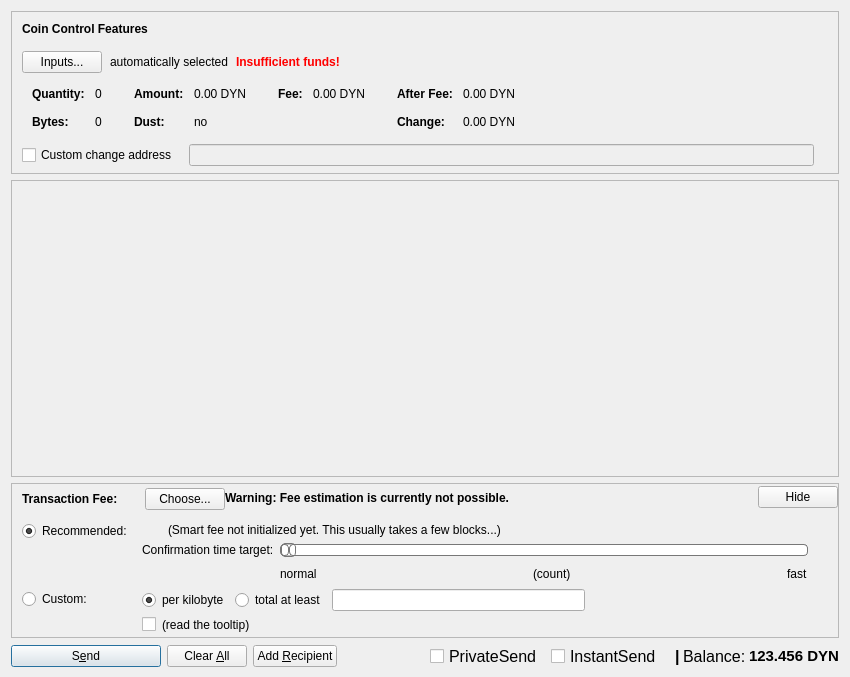
This is src/qt/forms/sendcoinsdialog.ui in duality-solutions/Dynamic as Qt 5 draws it before an edit. The edited form follows.
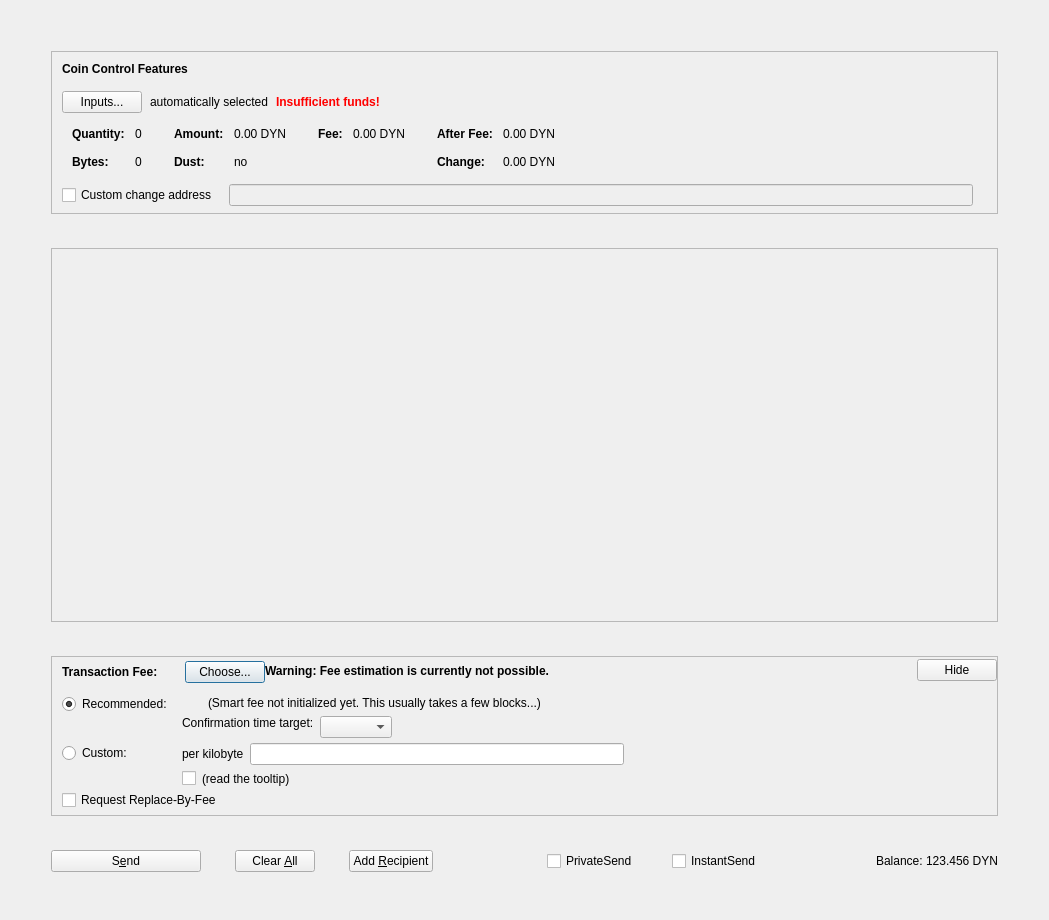
This is the edited form. Icons and pictures are not drawn. Custom widgets are drawn as their Qt base class.

```diff
--- a/src/qt/forms/sendcoinsdialog.ui
+++ b/src/qt/forms/sendcoinsdialog.ui
@@ -6,21 +6,38 @@
    <rect>
     <x>0</x>
     <y>0</y>
-    <width>850</width>
-    <height>677</height>
+    <width>1049</width>
+    <height>920</height>
    </rect>
   </property>
   <property name="windowTitle">
    <string>Send Coins</string>
   </property>
-  <layout class="QVBoxLayout" name="verticalLayout" stretch="0,1,0,0">
+  <layout class="QVBoxLayout" name="verticalLayout" stretch="0">
    <property name="bottomMargin">
     <number>8</number>
+   </property>
+   <item>
+    <layout class="QVBoxLayout" name="verticalLayout_3">
+     <property name="spacing">
+      <number>34</number>
+     </property>
+     <property name="leftMargin">
+      <number>40</number>
+     </property>
+     <property name="topMargin">
+      <number>40</number>
+     </property>
+     <property name="rightMargin">
+      <number>40</number>
+     </property>
+     <property name="bottomMargin">
+      <number>40</number>
    </property>
    <item>
     <widget class="QFrame" name="frameCoinControl">
      <property name="sizePolicy">
-      <sizepolicy hsizetype="Expanding" vsizetype="Expanding">
+        <sizepolicy hsizetype="Expanding" vsizetype="Fixed">
        <horstretch>0</horstretch>
        <verstretch>0</verstretch>
       </sizepolicy>
@@ -54,7 +71,7 @@
        <number>6</number>
       </property>
       <item>
-       <layout class="QVBoxLayout" name="verticalLayoutCoinControl" stretch="0,0,0,0,1">
+         <layout class="QVBoxLayout" name="verticalLayoutCoinControl" stretch="0,0,0,0,0">
         <property name="spacing">
          <number>0</number>
         </property>
@@ -587,11 +604,11 @@
        <rect>
         <x>0</x>
         <y>0</y>
-        <width>824</width>
-        <height>166</height>
-       </rect>
-      </property>
-      <layout class="QVBoxLayout" name="verticalLayout_2" stretch="0,1">
+          <width>949</width>
+          <height>285</height>
+         </rect>
+        </property>
+        <layout class="QVBoxLayout" name="verticalLayout_2" stretch="0,0">
        <property name="leftMargin">
         <number>0</number>
        </property>
@@ -619,7 +636,7 @@
          <property name="sizeHint" stdset="0">
           <size>
            <width>20</width>
-           <height>40</height>
+             <height>1000</height>
           </size>
          </property>
         </spacer>
@@ -631,7 +648,7 @@
    <item>
     <widget class="QFrame" name="frameFee">
      <property name="sizePolicy">
-      <sizepolicy hsizetype="Expanding" vsizetype="Expanding">
+        <sizepolicy hsizetype="Expanding" vsizetype="Fixed">
        <horstretch>0</horstretch>
        <verstretch>0</verstretch>
       </sizepolicy>
@@ -783,6 +800,9 @@
             <property name="orientation">
              <enum>Qt::Horizontal</enum>
             </property>
+              <property name="sizeType">
+               <enum>QSizePolicy::MinimumExpanding</enum>
+              </property>
             <property name="sizeHint" stdset="0">
              <size>
               <width>40</width>
@@ -843,32 +863,13 @@
                <item>
                 <layout class="QHBoxLayout" name="horizontalLayoutFee13">
                  <item>
-                  <widget class="QRadioButton" name="radioCustomPerKilobyte">
+                    <widget class="QLabel" name="labelCustomPerKilobyte">
                    <property name="toolTip">
                     <string>If the custom fee is set to 1000 satoshis and the transaction is only 250 bytes, then &quot;per kilobyte&quot; only pays 250 satoshis in fee,&lt;br /&gt;while &quot;at least&quot; pays 1000 satoshis. For transactions bigger than a kilobyte both pay by kilobyte.</string>
                    </property>
                    <property name="text">
                     <string>per kilobyte</string>
                    </property>
-                   <property name="checked">
-                    <bool>true</bool>
-                   </property>
-                   <attribute name="buttonGroup">
-                    <string notr="true">groupCustomFee</string>
-                   </attribute>
-                  </widget>
-                 </item>
-                 <item>
-                  <widget class="QRadioButton" name="radioCustomAtLeast">
-                   <property name="toolTip">
-                    <string>If the custom fee is set to 1000 satoshis and the transaction is only 250 bytes, then &quot;per kilobyte&quot; only pays 250 satoshis in fee,&lt;br /&gt;while &quot;total at least&quot; pays 1000 satoshis. For transactions bigger than a kilobyte both pay by kilobyte.</string>
-                   </property>
-                   <property name="text">
-                    <string>total at least</string>
-                   </property>
-                   <attribute name="buttonGroup">
-                    <string notr="true">groupCustomFee</string>
-                   </attribute>
                   </widget>
                  </item>
                  <item>
@@ -1078,102 +1079,15 @@
                     <number>30</number>
                    </property>
                    <item>
-                    <widget class="QSlider" name="sliderSmartFee">
-                     <property name="styleSheet">
-                      <string notr="true">QSlider::groove:horizontal {
-border: 1px solid #bbb;
-background: white;
-height: 10px;
-border-radius: 4px;
-}
-
-QSlider::sub-page:horizontal {
-background: qlineargradient(x1: 0, y1: 0,    x2: 0, y2: 1,
-    stop: 0 #66e, stop: 1 #bbf);
-background: qlineargradient(x1: 0, y1: 0.2, x2: 1, y2: 1,
-    stop: 0 #bbf, stop: 1 #520072);
-border: 1px solid #777;
-height: 10px;
-border-radius: 4px;
-}
-
-QSlider::add-page:horizontal {
-background: #fff;
-border: 1px solid #777;
-height: 10px;
-border-radius: 4px;
-}
-
-QSlider::handle:horizontal {
-background: qlineargradient(x1:0, y1:0, x2:1, y2:1,
-    stop:0 #eee, stop:1 #520072);
-border: 1px solid #777;
-width: 13px;
-margin-top: -2px;
-margin-bottom: -2px;
-border-radius: 4px;
-}
-
-QSlider::handle:horizontal:hover {
-background: qlineargradient(x1:0, y1:0, x2:1, y2:1,
-    stop:0 #fff, stop:1 #ddd);
-border: 1px solid #444;
-border-radius: 4px;
-}
-
-QSlider::sub-page:horizontal:disabled {
-background: #bbb;
-border-color: #999;
-}
-
-QSlider::add-page:horizontal:disabled {
-background: #eee;
-border-color: #999;
-}
-
-QSlider::handle:horizontal:disabled {
-background: #eee;
-border: 1px solid #aaa;
-border-radius: 4px;
-}</string>
-                     </property>
-                     <property name="minimum">
+                      <layout class="QHBoxLayout" name="horizontalLayoutConfTarget">
+                       <property name="bottomMargin">
                       <number>0</number>
                      </property>
-                     <property name="maximum">
-                      <number>23</number>
-                     </property>
-                     <property name="pageStep">
-                      <number>1</number>
-                     </property>
-                     <property name="value">
-                      <number>0</number>
-                     </property>
-                     <property name="orientation">
-                      <enum>Qt::Horizontal</enum>
-                     </property>
-                     <property name="invertedAppearance">
-                      <bool>false</bool>
-                     </property>
-                     <property name="invertedControls">
-                      <bool>false</bool>
-                     </property>
-                     <property name="tickPosition">
-                      <enum>QSlider::NoTicks</enum>
-                     </property>
-                    </widget>
-                   </item>
                    <item>
-                    <layout class="QHBoxLayout" name="horizontalLayoutFee10">
-                     <item>
-                      <widget class="QLabel" name="labelSmartFeeNormal">
-                       <property name="text">
-                        <string>normal</string>
-                       </property>
-                      </widget>
+                        <widget class="QComboBox" name="confTargetSelector"/>
                      </item>
                      <item>
-                      <spacer name="horizontalSpacer_7">
+                        <spacer name="horizontalSpacerConfTarget">
                        <property name="orientation">
                         <enum>Qt::Horizontal</enum>
                        </property>
@@ -1185,33 +1099,6 @@
                        </property>
                       </spacer>
                      </item>
-                     <item>
-                      <widget class="QLabel" name="confirmationTargetLabel">
-                       <property name="text">
-                        <string>(count)</string>
-                       </property>
-                      </widget>
-                     </item>
-                     <item>
-                      <spacer name="horizontalSpacer_3">
-                       <property name="orientation">
-                        <enum>Qt::Horizontal</enum>
-                       </property>
-                       <property name="sizeHint" stdset="0">
-                        <size>
-                         <width>40</width>
-                         <height>20</height>
-                        </size>
-                       </property>
-                      </spacer>
-                     </item>
-                     <item>
-                      <widget class="QLabel" name="labelSmartFeeFast">
-                       <property name="text">
-                        <string>fast</string>
-                       </property>
-                      </widget>
-                     </item>
                     </layout>
                    </item>
                   </layout>
@@ -1235,6 +1122,16 @@
              </item>
             </layout>
            </item>
+             <item>
+              <widget class="QCheckBox" name="optInRBF">
+               <property name="toolTip">
+                <string>Indicates that the sender may wish to replace this transaction with a new one paying higher fees (prior to being confirmed).</string>
+               </property>
+               <property name="text">
+                <string>Request Replace-By-Fee</string>
+               </property>
+              </widget>
+             </item>
           </layout>
          </widget>
         </item>
@@ -1245,8 +1142,8 @@
           </property>
           <property name="sizeHint" stdset="0">
            <size>
-            <width>800</width>
-            <height>1</height>
+              <width>40</width>
+              <height>5</height>
            </size>
           </property>
          </spacer>
@@ -1276,7 +1173,7 @@
         <bool>false</bool>
        </property>
        <property name="default">
-        <bool>true</bool>
+          <bool>false</bool>
        </property>
       </widget>
      </item>
@@ -1313,7 +1210,7 @@
       </widget>
      </item>
      <item>
-      <spacer name="horizontalSpacer">
+        <spacer name="horizontalSpacer_3">
        <property name="orientation">
         <enum>Qt::Horizontal</enum>
        </property>
@@ -1325,78 +1222,22 @@
        </property>
       </spacer>
      </item>
-     <item>
-      <layout class="QHBoxLayout" name="horizontalLayout_2">
-       <property name="spacing">
-        <number>3</number>
-       </property>
        <item>
         <widget class="QCheckBox" name="checkUsePrivateSend">
-         <property name="minimumSize">
-          <size>
-           <width>95</width>
-           <height>0</height>
-          </size>
-         </property>
-         <property name="font">
-          <font>
-           <pointsize>12</pointsize>
-           <weight>50</weight>
-           <bold>false</bold>
-           <stylestrategy>PreferAntialias</stylestrategy>
-           <kerning>true</kerning>
-          </font>
-         </property>
          <property name="text">
           <string>PrivateSend</string>
          </property>
-         <property name="iconSize">
-          <size>
-           <width>16</width>
-           <height>16</height>
-          </size>
-         </property>
-         <property name="checked">
-          <bool>false</bool>
-         </property>
         </widget>
        </item>
-       <item>
-        <spacer name="horizontalSpacer_8">
-         <property name="orientation">
-          <enum>Qt::Horizontal</enum>
-         </property>
-         <property name="sizeHint" stdset="0">
-          <size>
-           <width>5</width>
-           <height>20</height>
-          </size>
-         </property>
-        </spacer>
-       </item>
        <item>
         <widget class="QCheckBox" name="checkUseInstantSend">
-         <property name="enabled">
-          <bool>true</bool>
-         </property>
-         <property name="minimumSize">
-          <size>
-           <width>85</width>
-           <height>0</height>
-          </size>
-         </property>
-         <property name="font">
-          <font>
-           <pointsize>12</pointsize>
-          </font>
-         </property>
          <property name="text">
           <string>InstantSend</string>
          </property>
         </widget>
        </item>
        <item>
-        <spacer name="horizontalSpacer_9">
+        <spacer name="horizontalSpacer">
          <property name="orientation">
           <enum>Qt::Horizontal</enum>
          </property>
@@ -1409,25 +1250,17 @@
         </spacer>
        </item>
        <item>
-        <widget class="QLabel" name="label_2">
-         <property name="font">
-          <font>
-           <pointsize>12</pointsize>
-           <weight>75</weight>
-           <bold>true</bold>
-          </font>
+        <layout class="QHBoxLayout" name="horizontalLayout_2">
+         <property name="spacing">
+          <number>3</number>
          </property>
-         <property name="text">
-          <string>|</string>
-         </property>
-        </widget>
-       </item>
        <item>
         <widget class="QLabel" name="label">
-         <property name="font">
-          <font>
-           <pointsize>12</pointsize>
-          </font>
+           <property name="sizePolicy">
+            <sizepolicy hsizetype="Preferred" vsizetype="Fixed">
+             <horstretch>0</horstretch>
+             <verstretch>0</verstretch>
+            </sizepolicy>
          </property>
          <property name="text">
           <string>Balance:</string>
@@ -1442,13 +1275,6 @@
            <verstretch>0</verstretch>
           </sizepolicy>
          </property>
-         <property name="font">
-          <font>
-           <pointsize>11</pointsize>
-           <weight>75</weight>
-           <bold>true</bold>
-          </font>
-         </property>
          <property name="cursor">
           <cursorShape>IBeamCursor</cursorShape>
          </property>
@@ -1465,6 +1291,8 @@
     </layout>
    </item>
   </layout>
+   </item>
+  </layout>
  </widget>
  <customwidgets>
   <customwidget>
```
Left out of the diff: 25 changed lines with no effect on the pictures. Lines whose indentation alone changed are shown as unchanged.
